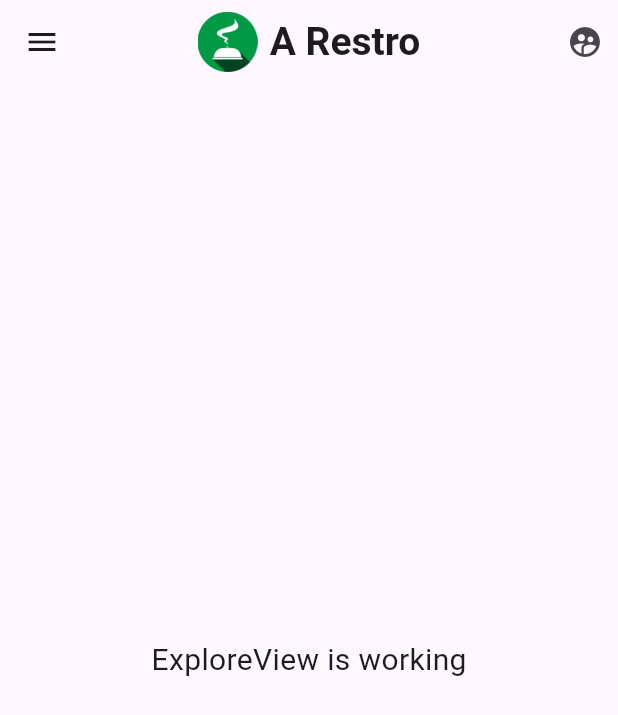
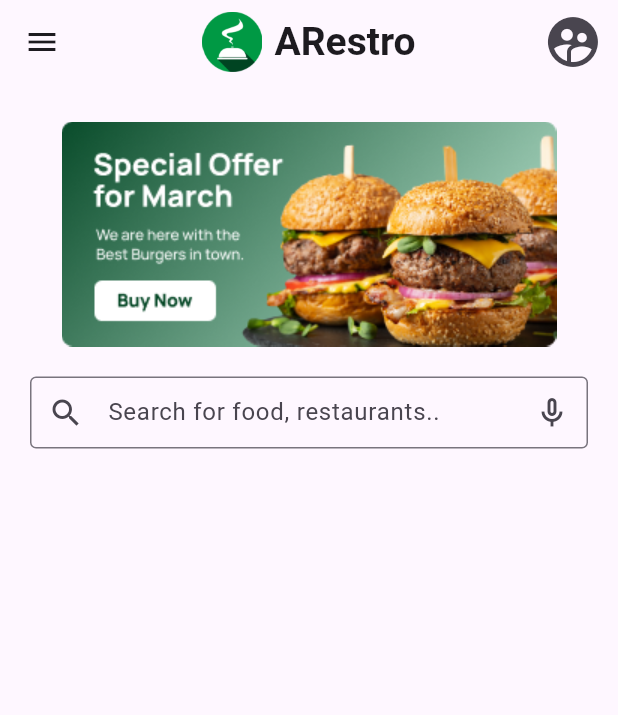
Before and after one commit to MhrzSohin/Project_Flutter1, a Flutter app: the ExploreView screen opened directly, on a phone screen of 412 x 824 dp. Shown: the top 715 px of the screen. Run offline on Flutter 3.47's test engine with Material 3 defaults, Android fonts, the phone set to English and light mode, and no system bars; our stand-ins replace get.

Commit message:
added search box and banner in explore view of dashboard

```diff
--- a/lib/app/modules/dashboard/views/explore_view.dart
+++ b/lib/app/modules/dashboard/views/explore_view.dart
@@ -21,25 +21,47 @@ class ExploreView extends GetView {
               width: 8,
             ),
             const Text(
-              "A Restro",
+              "ARestro",
               style: TextStyle(fontSize: 26, fontWeight: FontWeight.bold),
             ),
           ],
         ),
         actions: [
-          Icon(Icons.supervised_user_circle),
+          const Icon(
+            Icons.supervised_user_circle,
+            size: 40,
+          ),
           const SizedBox(
             width: 10,
           ),
         ],
         centerTitle: true,
       ),
-      body: const Center(
-        child: Text(
-          'ExploreView is working',
-          style: TextStyle(fontSize: 20),
-        ),
-      ),
+      body: Container(
+          padding: EdgeInsets.all(10),
+          child: Column(
+            children: [
+              const SizedBox(
+                height: 15,
+              ),
+              Image.asset("assets/logo/bannerhomeview.png"),
+              const SizedBox(
+                height: 10,
+              ),
+              Container(
+                padding: EdgeInsets.all(10),
+                child: TextFormField(
+                  decoration: InputDecoration(
+                    hintText: "Search for food, restaurants..",
+                    prefixIcon: Icon(Icons.search),
+                    suffixIcon: Icon(Icons.mic_none_outlined),
+                    contentPadding: EdgeInsets.symmetric(vertical: 10),
+                    border: OutlineInputBorder(),
+                  ),
+                ),
+              ),
+            ],
+          )),
     );
   }
 }
--- a/lib/main.dart
+++ b/lib/main.dart
@@ -8,7 +8,7 @@ void main() {
   runApp(
     GetMaterialApp(
       title: "Application",
-      initialRoute: AppPages.INITIAL,
+      initialRoute: Routes.DASHBOARD,
       getPages: AppPages.routes,
       debugShowCheckedModeBanner: false,
     ),
```
Also changed, not shown: assets/logo/bannerhomeview.png (added).
